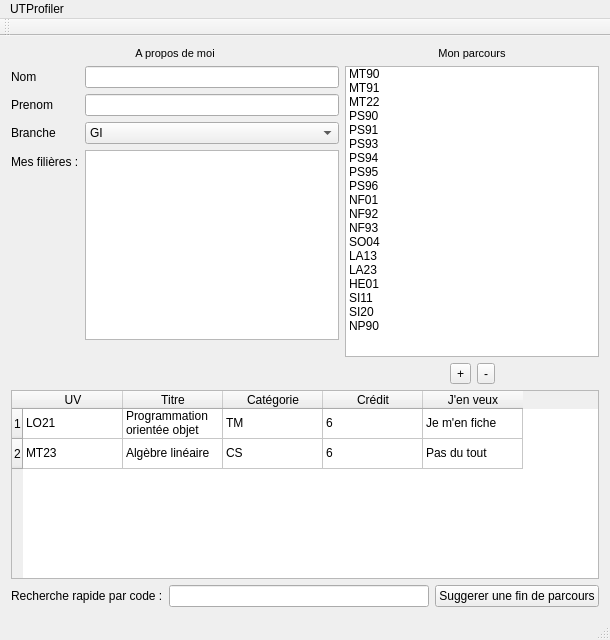
Old version of the form mainwindow.ui in the repository Shiroy/utprofiler.
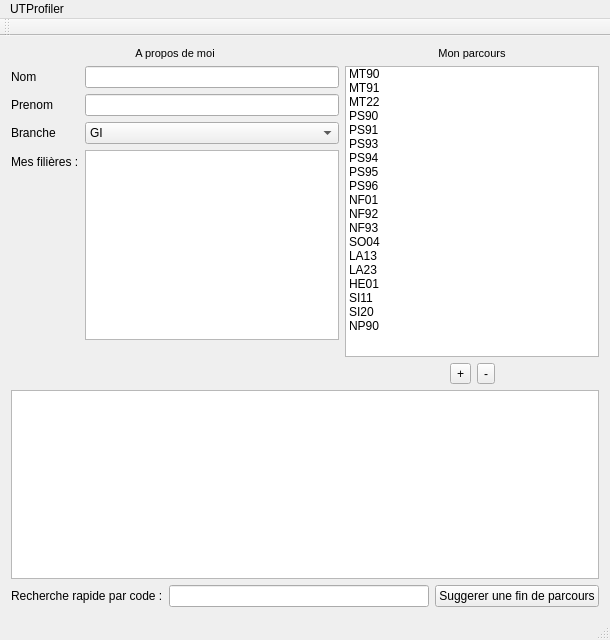
New version of the form.

Diff of the .ui file:
```diff
--- a/mainwindow.ui
+++ b/mainwindow.ui
@@ -261,93 +261,7 @@
     <item>
      <layout class="QVBoxLayout" name="verticalLayout_3">
       <item>
-       <widget class="QTableWidget" name="tableWidget">
-        <row>
-         <property name="text">
-          <string>1</string>
-         </property>
-        </row>
-        <row>
-         <property name="text">
-          <string>2</string>
-         </property>
-        </row>
-        <column>
-         <property name="text">
-          <string>UV</string>
-         </property>
-        </column>
-        <column>
-         <property name="text">
-          <string>Titre</string>
-         </property>
-        </column>
-        <column>
-         <property name="text">
-          <string>Catégorie</string>
-         </property>
-        </column>
-        <column>
-         <property name="text">
-          <string>Crédit</string>
-         </property>
-        </column>
-        <column>
-         <property name="text">
-          <string>J'en veux</string>
-         </property>
-        </column>
-        <item row="0" column="0">
-         <property name="text">
-          <string>LO21</string>
-         </property>
-        </item>
-        <item row="0" column="1">
-         <property name="text">
-          <string>Programmation orientée objet</string>
-         </property>
-        </item>
-        <item row="0" column="2">
-         <property name="text">
-          <string>TM</string>
-         </property>
-        </item>
-        <item row="0" column="3">
-         <property name="text">
-          <string>6</string>
-         </property>
-        </item>
-        <item row="0" column="4">
-         <property name="text">
-          <string>Je m'en fiche</string>
-         </property>
-        </item>
-        <item row="1" column="0">
-         <property name="text">
-          <string>MT23</string>
-         </property>
-        </item>
-        <item row="1" column="1">
-         <property name="text">
-          <string>Algèbre linéaire</string>
-         </property>
-        </item>
-        <item row="1" column="2">
-         <property name="text">
-          <string>CS</string>
-         </property>
-        </item>
-        <item row="1" column="3">
-         <property name="text">
-          <string>6</string>
-         </property>
-        </item>
-        <item row="1" column="4">
-         <property name="text">
-          <string>Pas du tout</string>
-         </property>
-        </item>
-       </widget>
+       <widget class="QTableView" name="uvPanel"/>
       </item>
       <item>
        <layout class="QHBoxLayout" name="horizontalLayout_2">
```
Left out of the diff: 5 changed lines with no effect on the pictures.
